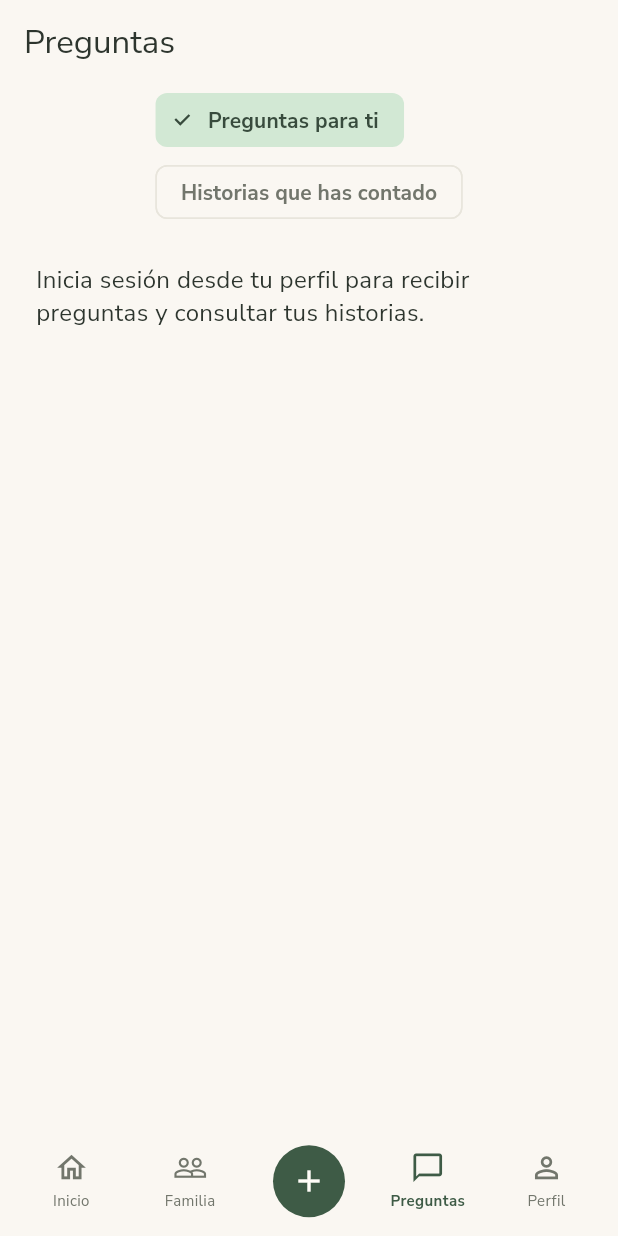
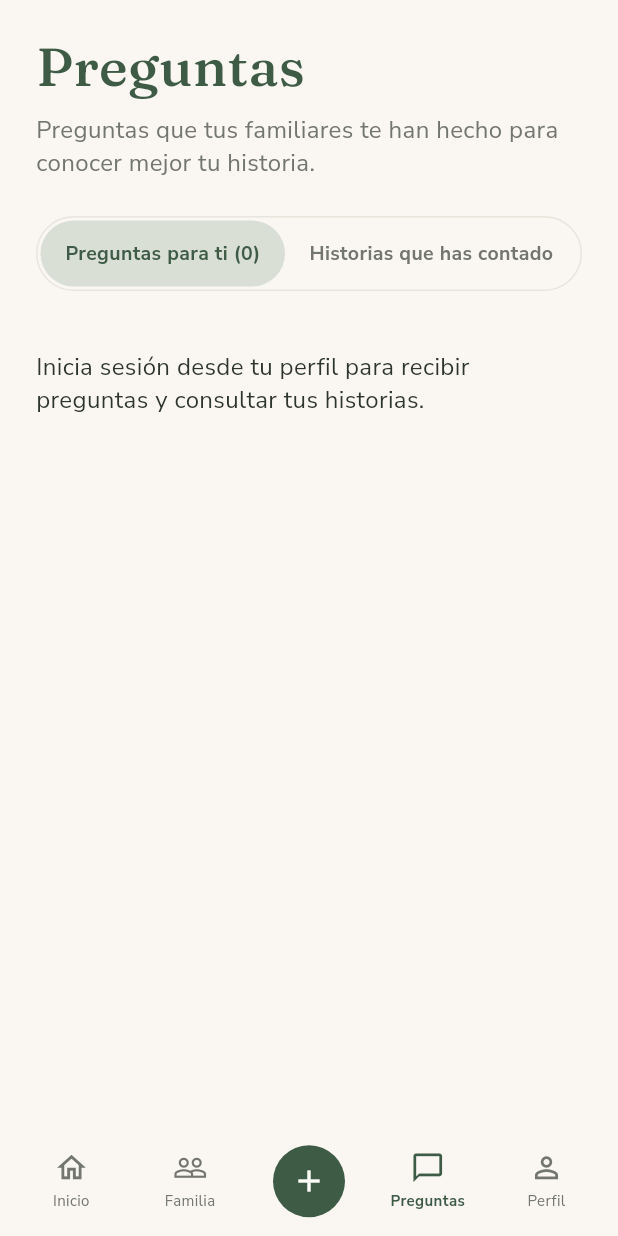
Before and after one commit to ivanupvalencia-collab/family-stories-app, a Flutter app: the screen it shows after launch, item 2 of the bottom bar chosen, after a tap on "Preguntas", on a phone screen of 412 x 824 dp. Run offline on Flutter 3.47's test engine with Material 3 defaults, Android fonts, the phone set to English and light mode, and no system bars; our stand-ins replace app_links, audioplayers, google_sign_in, image_picker, share_plus, shared_preferences and 1 more; missing offline and left inert: record; accounts and stored records are empty.

```diff
--- a/lib/screens/home_screen.dart
+++ b/lib/screens/home_screen.dart
@@ -21,6 +21,7 @@ import '../services/question_request_service.dart';
 import '../services/received_request_details_service.dart';
 import '../services/remote_family_member_cache.dart';
 import '../widgets/aritoria_home_view.dart';
+import '../widgets/aritoria_requests_view.dart';
 import '../widgets/family_member_photo_view.dart';
 import 'add_family_member_screen.dart';
 import 'answer_screen.dart';
@@ -809,59 +810,27 @@ class _HomeScreenState extends State<HomeScreen> with WidgetsBindingObserver {
   Widget _requestsView() {
     final answers = _questionTab == 1;
     final requests = answers ? _answeredRequests : _questionRequests;
-    return Column(
-      children: [
-        Padding(
-          padding: const EdgeInsets.symmetric(horizontal: AritoriaSpace.lg),
-          child: Wrap(
-            spacing: AritoriaSpace.sm,
-            children: [
-              ChoiceChip(
-                label: const Text('Preguntas para ti'),
-                selected: !answers,
-                onSelected: (_) => setState(() => _questionTab = 0),
-              ),
-              ChoiceChip(
-                label: const Text('Historias que has contado'),
-                selected: answers,
-                onSelected: (_) => setState(() => _questionTab = 1),
-              ),
-            ],
-          ),
-        ),
-        Expanded(
-          child: RefreshIndicator(
-            onRefresh: _refreshHome,
-            child: ListView(
-              physics: const AlwaysScrollableScrollPhysics(),
-              padding: const EdgeInsets.all(AritoriaSpace.lg),
-              children: [
-                if (_user == null)
-                  const Text(
+    return AritoriaRequestsView(
+      requests: requests,
+      details: _details,
+      pendingCount: _questionRequests.length,
+      showAnswers: answers,
+      status: _user == null
+          ? const Text(
               'Inicia sesión desde tu perfil para recibir preguntas y consultar tus historias.',
             )
-                else if (_requestStatus(answers) != null)
-                  _requestStatus(answers)!
-                else if (requests.isEmpty)
-                  Text(
+          : _requestStatus(answers) ??
+                (requests.isEmpty
+                    ? Text(
                         answers
                             ? 'Todavía no has contado ninguna historia.'
                             : 'No tienes preguntas pendientes.',
                       )
-                else
-                  for (final request in requests)
-                    ReceivedRequestRow(
-                      request: request,
-                      details: _details[request.id],
-                      onTap: () => answers
-                          ? _openAnswer(request)
-                          : _openQuestionRequest(request),
-                    ),
-              ],
-            ),
-          ),
-        ),
-      ],
+                    : null),
+      onRefresh: _refreshHome,
+      onTabChanged: (index) => setState(() => _questionTab = index),
+      onRequestTap: (request) =>
+          answers ? _openAnswer(request) : _openQuestionRequest(request),
     );
   }
 
@@ -874,11 +843,9 @@ class _HomeScreenState extends State<HomeScreen> with WidgetsBindingObserver {
         if (!didPop && _section != 0) setState(() => _section = 0);
       },
       child: Scaffold(
-        appBar: _section == 0
-            ? null
-            : AppBar(
-                title: Text(_section == 1 ? 'Seres queridos' : 'Preguntas'),
-              ),
+        appBar: _section == 1
+            ? AppBar(title: const Text('Seres queridos'))
+            : null,
         body: SafeArea(
           bottom: false,
           child: Center(
--- /dev/null
+++ b/lib/widgets/aritoria_requests_view.dart
@@ -0,0 +1,170 @@
+import 'package:flutter/material.dart';
+
+import '../design/aritoria_design.dart';
+import '../models/question_request.dart';
+import '../services/received_request_details_service.dart';
+import '../services/visible_account_avatar_service.dart';
+import 'aritoria_home_view.dart';
+
+/// Presentation of the existing received-questions and answered-stories lists.
+class AritoriaRequestsView extends StatelessWidget {
+  const AritoriaRequestsView({
+    required this.requests,
+    required this.details,
+    required this.pendingCount,
+    required this.showAnswers,
+    required this.status,
+    required this.onRefresh,
+    required this.onTabChanged,
+    required this.onRequestTap,
+    this.avatarService,
+    super.key,
+  });
+
+  final List<QuestionRequest> requests;
+  final Map<String, ReceivedRequestDetails> details;
+  final int pendingCount;
+  final bool showAnswers;
+  final Widget? status;
+  final Future<void> Function() onRefresh;
+  final ValueChanged<int> onTabChanged;
+  final ValueChanged<QuestionRequest> onRequestTap;
+  final VisibleAccountAvatarService? avatarService;
+
+  @override
+  Widget build(BuildContext context) => RefreshIndicator(
+    onRefresh: onRefresh,
+    child: ListView(
+      key: const ValueKey('questions-scroll'),
+      physics: const AlwaysScrollableScrollPhysics(),
+      padding: const EdgeInsets.all(AritoriaSpace.lg),
+      children: [
+        Text('Preguntas', style: AritoriaType.brand.copyWith(fontSize: 36)),
+        const SizedBox(height: AritoriaSpace.sm + AritoriaSpace.xs),
+        Text(
+          'Preguntas que tus familiares te han hecho para conocer mejor tu historia.',
+          style: AritoriaType.body.copyWith(color: AritoriaColors.muted),
+        ),
+        const SizedBox(height: AritoriaSpace.lg),
+        _RequestTabs(
+          pendingCount: pendingCount,
+          showAnswers: showAnswers,
+          onChanged: onTabChanged,
+        ),
+        const SizedBox(height: AritoriaSpace.lg),
+        if (status != null)
+          Padding(
+            padding: const EdgeInsets.symmetric(vertical: AritoriaSpace.md),
+            child: status!,
+          )
+        else
+          for (final request in requests)
+            ReceivedRequestRow(
+              request: request,
+              details: details[request.id],
+              editorial: true,
+              avatarService: avatarService,
+              onTap: () => onRequestTap(request),
+            ),
+      ],
+    ),
+  );
+}
+
+class _RequestTabs extends StatelessWidget {
+  const _RequestTabs({
+    required this.pendingCount,
+    required this.showAnswers,
+    required this.onChanged,
+  });
+  final int pendingCount;
+  final bool showAnswers;
+  final ValueChanged<int> onChanged;
+
+  @override
+  Widget build(BuildContext context) {
+    final labels = [
+      'Preguntas para ti ($pendingCount)',
+      'Historias que has contado',
+    ];
+    final style = AritoriaType.action.copyWith(fontSize: 13);
+    final widths = labels.map((label) {
+      final painter = TextPainter(
+        text: TextSpan(text: label, style: style),
+        textDirection: Directionality.of(context),
+        textScaler: MediaQuery.textScalerOf(context),
+      )..layout();
+      final width = painter.width.ceilToDouble() + AritoriaSpace.lg;
+      painter.dispose();
+      return width;
+    }).toList();
+    return DecoratedBox(
+      decoration: BoxDecoration(
+        border: Border.all(color: AritoriaColors.line),
+        borderRadius: BorderRadius.circular(28),
+      ),
+      child: Padding(
+        padding: const EdgeInsets.all(3),
+        child: LayoutBuilder(
+          builder: (context, layout) {
+            final scroll = widths.reduce((a, b) => a + b) > layout.maxWidth;
+            final extra = scroll
+                ? 0.0
+                : (layout.maxWidth - widths.reduce((a, b) => a + b)) / 2;
+            final row = Row(
+              mainAxisSize: MainAxisSize.min,
+              children: [
+                for (var index = 0; index < labels.length; index++)
+                  SizedBox(
+                    width: widths[index] + extra,
+                    child: Semantics(
+                      button: true,
+                      selected: showAnswers == (index == 1),
+                      child: Material(
+                        color: showAnswers == (index == 1)
+                            ? AritoriaColors.sage.withValues(alpha: 0.3)
+                            : AritoriaColors.transparent,
+                        borderRadius: BorderRadius.circular(24),
+                        child: InkWell(
+                          borderRadius: BorderRadius.circular(24),
+                          onTap: () => onChanged(index),
+                          child: ConstrainedBox(
+                            constraints: const BoxConstraints(minHeight: 44),
+                            child: Padding(
+                              padding: const EdgeInsets.symmetric(
+                                horizontal: 12,
+                                vertical: 10,
+                              ),
+                              child: Center(
+                                child: Text(
+                                  labels[index],
+                                  maxLines: 1,
+                                  softWrap: false,
+                                  style: style.copyWith(
+                                    color: showAnswers == (index == 1)
+                                        ? AritoriaColors.olive
+                                        : AritoriaColors.muted,
+                                  ),
+                                ),
+                              ),
+                            ),
+                          ),
+                        ),
+                      ),
+                    ),
+                  ),
+              ],
+            );
+            // Keep the full labels and accessible text sizes on narrow screens.
+            return scroll
+                ? SingleChildScrollView(
+                    scrollDirection: Axis.horizontal,
+                    child: row,
+                  )
+                : row;
+          },
+        ),
+      ),
+    );
+  }
+}
```
Also changed, not shown: lib/widgets/aritoria_home_view.dart (+77 -11 lines), 2 other files. Lines whose indentation alone changed are shown as unchanged.
